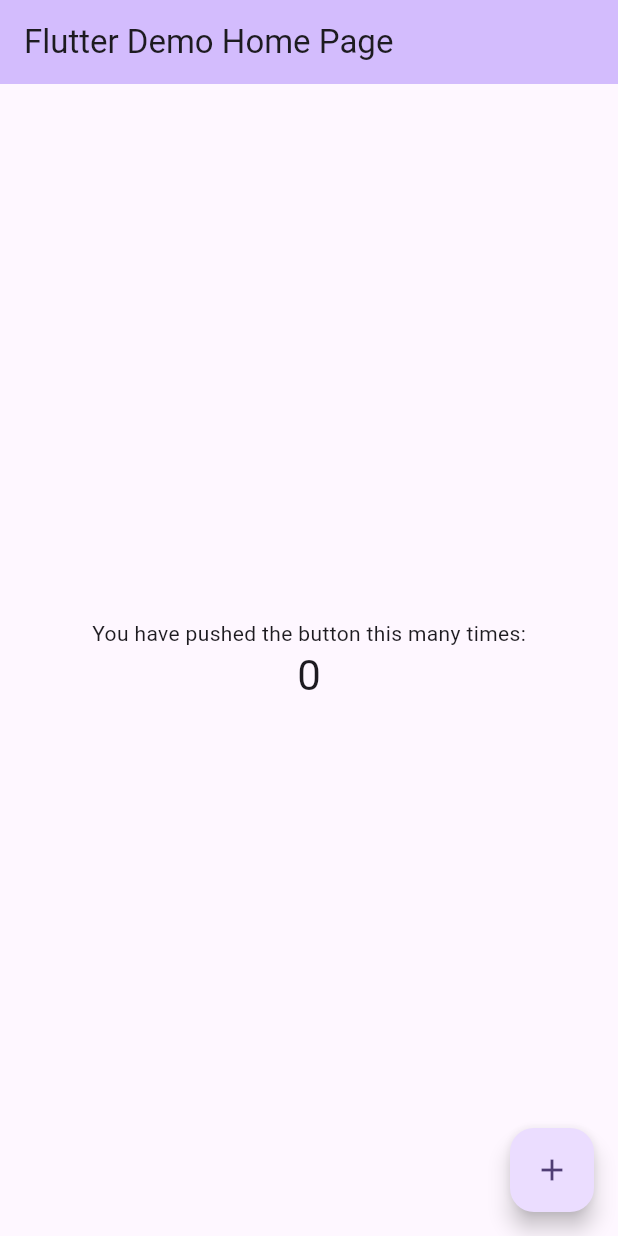
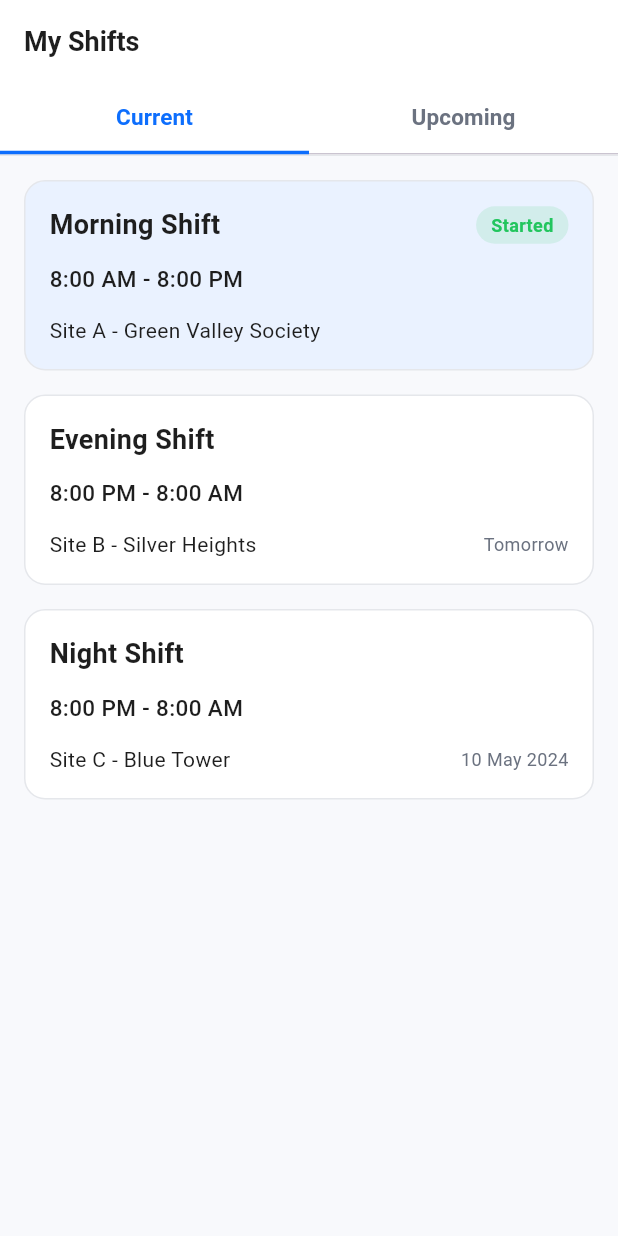
Before and after one commit to prashantmanegeobull/security_management, a Flutter app: the screen it shows after launch, on a phone screen of 412 x 824 dp. Run offline on Flutter 3.47's test engine with Material 3 defaults, Android fonts, the phone set to English and light mode, and no system bars; our stand-ins replace get.

Commit message:
date time dependency added

```diff
--- a/lib/core/constants/shift_strings.dart
+++ b/lib/core/constants/shift_strings.dart
@@ -0,0 +1,11 @@
+
+class ShiftStrings
+{
+  String pageName = "My Shifts";
+
+  String tab1 = "Current";
+  String tab2 = "Upcoming";
+
+
+
+}
--- a/lib/core/model/shift_model.dart
+++ b/lib/core/model/shift_model.dart
@@ -0,0 +1,28 @@
+class ShiftModel {
+  final String shiftName;
+  final String startTime;
+  final String endTime;
+  final String siteName;
+  final String status;
+  final bool showBadge;
+
+  ShiftModel({
+    required this.shiftName,
+    required this.startTime,
+    required this.endTime,
+    required this.siteName,
+    required this.status,
+    required this.showBadge,
+  });
+
+  factory ShiftModel.fromJson(Map<String, dynamic> json) {
+    return ShiftModel(
+      shiftName: json['shift_name'] ?? '',
+      startTime: json['start_time'] ?? '',
+      endTime: json['end_time'] ?? '',
+      siteName: json['site_name'] ?? '',
+      status: json['status'] ?? '',
+      showBadge: json['show_badge'] ?? false,
+    );
+  }
+}
--- a/lib/core/theme/app_colors.dart
+++ b/lib/core/theme/app_colors.dart
@@ -11,6 +11,13 @@ class AppColors {
   // Backgrounds
   static const Color scaffoldBg = Color(0xFFF8F9FC);
   static const Color cardBg = Color(0xFFFFFFFF);
+
+  // Shift Module
+  static const Color startedBg =
+  Color(0xFFE8F9EF);
+
+  static const Color startedText =
+  Color(0xFF22C55E);
 
   // Text Colors
   static const Color textPrimary = Color(0xFF1E1E1E);
--- a/lib/features/shift/controller/shift_controller.dart
+++ b/lib/features/shift/controller/shift_controller.dart
@@ -0,0 +1,43 @@
+import 'package:get/get.dart';
+
+import '../../../core/model/shift_model.dart';
+import '../service/shift_service.dart';
+
+
+class ShiftController extends GetxController {
+  final service = ShiftService();
+
+  RxBool isLoading = false.obs;
+
+  RxList<ShiftModel> currentShifts =
+      <ShiftModel>[].obs;
+
+  RxList<ShiftModel> upcomingShifts =
+      <ShiftModel>[].obs;
+
+  @override
+  void onInit() {
+    super.onInit();
+    print("Controller Initialized");
+    getShifts();
+
+  }
+
+  Future<void> getShifts() async {
+    isLoading.value = true;
+
+    try {
+      final response = await service.getShifts();
+
+      currentShifts.assignAll(
+        response["current"] ?? [],
+      );
+
+      upcomingShifts.assignAll(
+        response["upcoming"] ?? [],
+      );
+    } finally {
+      isLoading.value = false;
+    }
+  }
+}
--- /dev/null
+++ b/lib/features/shift/screen/shift_screen.dart
@@ -0,0 +1,127 @@
+import 'package:flutter/material.dart';
+import 'package:get/get.dart';
+import 'package:security_management/features/shift/screen/shift_details_screen.dart';
+
+import '../../../core/theme/app_colors.dart';
+import '../../../core/theme/app_text_style.dart';
+import '../controller/shift_controller.dart';
+import '../widget/shift_card.dart';
+
+class ShiftScreen extends StatelessWidget {
+  ShiftScreen({super.key});
+
+  final controller =
+  Get.find<ShiftController>();
+
+  @override
+  Widget build(BuildContext context) {
+    return DefaultTabController(
+      length: 2,
+      child: Scaffold(
+        backgroundColor:
+        AppColors.scaffoldBg,
+        appBar: AppBar(
+          backgroundColor:
+          AppColors.white,
+          elevation: 0,
+          scrolledUnderElevation: 0,
+
+          title: Text(
+            "My Shifts",
+            style:
+            AppTextStyles.title,
+          ),
+
+          bottom: PreferredSize(
+            preferredSize:
+            const Size.fromHeight(48),
+            child: Column(
+              children: [
+                const TabBar(
+                  labelColor:
+                  AppColors.primary,
+                  unselectedLabelColor:
+                  AppColors.textSecondary,
+                  indicatorColor:
+                  AppColors.primary,
+                  indicatorWeight: 2.5,
+                  indicatorSize:
+                  TabBarIndicatorSize.tab,
+                  labelStyle: TextStyle(
+                    fontWeight:
+                    FontWeight.w600,
+                    fontSize: 15,
+                  ),
+                  tabs: [
+                    Tab(
+                      text: "Current",
+                    ),
+                    Tab(
+                      text: "Upcoming",
+                    ),
+                  ],
+                ),
+
+                Container(
+                  height: 1,
+                  color:
+                  AppColors.border,
+                ),
+              ],
+            ),
+          ),
+        ),
+        body: Obx(() {
+          if (controller
+              .isLoading.value) {
+            return const Center(
+              child:
+              CircularProgressIndicator(),
+            );
+          }
+
+          return TabBarView(
+            children: [
+              ListView.separated(
+                padding:
+                const EdgeInsets.all(
+                    16),
+                itemCount: controller
+                    .currentShifts.length,
+                separatorBuilder:
+                    (_, __) =>
+                const SizedBox(
+                  height: 16,
+                ),
+                itemBuilder:
+                    (context, index) {
+                  return InkWell(
+                    borderRadius:
+                    BorderRadius
+                        .circular(
+                      14,
+                    ),
+                    onTap: () {
+                      Get.to(()=>ShiftDetailScreen(shift: controller.currentShifts[index],));
+                    },
+                    child: ShiftCard(
+                      shift: controller
+                          .currentShifts[
+                      index],
+                    ),
+                  );
+                },
+              ),
+
+              const Center(
+                child: Text(
+                  "No Upcoming Shifts",
+                ),
+              ),
+            ],
+          );
+        }),
+      ),
+    );
+  }
+}
--- /dev/null
+++ b/lib/features/shift/service/shift_service.dart
@@ -0,0 +1,40 @@
+
+import '../../../core/model/shift_model.dart';
+
+class ShiftService {
+  Future<Map<String, List<ShiftModel>>> getShifts() async {
+    await Future.delayed(const Duration(seconds: 2));
+
+    return {
+      "current": [
+        ShiftModel(
+          shiftName: "Morning Shift",
+          startTime: "8:00 AM",
+          endTime: "8:00 PM",
+          siteName: "Site A - Green Valley Society",
+          status: "Started",
+          showBadge: true,
+        ),
+        ShiftModel(
+          shiftName: "Evening Shift",
+          startTime: "8:00 PM",
+          endTime: "8:00 AM",
+          siteName: "Site B - Silver Heights",
+          status: "Tomorrow",
+          showBadge: false,
+        ),
+        ShiftModel(
+          shiftName: "Night Shift",
+          startTime: "8:00 PM",
+          endTime: "8:00 AM",
+          siteName: "Site C - Blue Tower",
+          status: "10 May 2024",
+          showBadge: false,
+        ),
+      ],
+      "upcoming": [
+
+      ],
+    };
+  }
+}
--- /dev/null
+++ b/lib/features/shift/widget/shift_card.dart
@@ -0,0 +1,109 @@
+import 'package:flutter/material.dart';
+import '../../../core/theme/app_colors.dart';
+import '../../../core/theme/app_text_style.dart';
+import '../../../core/model/shift_model.dart';
+
+class ShiftCard extends StatelessWidget {
+  final ShiftModel shift;
+
+  const ShiftCard({
+    super.key,
+    required this.shift,
+  });
+
+  @override
+  Widget build(BuildContext context) {
+    final bool isCurrent = shift.showBadge;
+
+    return Container(
+      padding: const EdgeInsets.all(16),
+      decoration: BoxDecoration(
+        color: isCurrent
+            ? AppColors.primaryLight
+            : AppColors.white,
+        borderRadius: BorderRadius.circular(14),
+        border: Border.all(
+          color: AppColors.border,
+        ),
+      ),
+      child: Column(
+        crossAxisAlignment:
+        CrossAxisAlignment.start,
+        children: [
+          Row(
+            mainAxisAlignment:
+            MainAxisAlignment.spaceBetween,
+            children: [
+              Text(
+                shift.shiftName,
+                style:
+                AppTextStyles.title.copyWith(
+                  fontWeight:
+                  FontWeight.w700,
+                ),
+              ),
+
+              if (shift.showBadge)
+                Container(
+                  padding:
+                  const EdgeInsets.symmetric(
+                    horizontal: 10,
+                    vertical: 4,
+                  ),
+                  decoration:
+                  BoxDecoration(
+                    color: AppColors.success
+                        .withOpacity(0.12),
+                    borderRadius:
+                    BorderRadius.circular(
+                      20,
+                    ),
+                  ),
+                  child: Text(
+                    shift.status,
+                    style:
+                    AppTextStyles.caption
+                        .copyWith(
+                      color:
+                      AppColors.success,
+                      fontWeight:
+                      FontWeight.w600,
+                    ),
+                  ),
+                ),
+            ],
+          ),
+
+          const SizedBox(height: 12),
+
+          Text(
+            "${shift.startTime} - ${shift.endTime}",
+            style:
+            AppTextStyles.bodyMedium,
+          ),
+
+          const SizedBox(height: 14),
+
+          Row(
+            children: [
+              Expanded(
+                child: Text(
+                  shift.siteName,
+                  style:
+                  AppTextStyles.body,
+                ),
+              ),
+
+              if (!shift.showBadge)
+                Text(
+                  shift.status,
+                  style:
+                  AppTextStyles.caption,
+                ),
+            ],
+          ),
+        ],
+      ),
+    );
+  }
+}
--- a/lib/main.dart
+++ b/lib/main.dart
@@ -1,5 +1,8 @@
 import 'package:flutter/material.dart';
+import 'package:get/get.dart';
 
+import 'core/bindings/shift_binding.dart';
+import 'features/shift/screen/shift_screen.dart';
 void main() {
   runApp(const MyApp());
 }
@@ -10,113 +13,110 @@ class MyApp extends StatelessWidget {
   // This widget is the root of your application.
   @override
   Widget build(BuildContext context) {
-    return MaterialApp(
-      title: 'Flutter Demo',
+    return GetMaterialApp(
+      debugShowCheckedModeBanner: false,
+
+      title: 'Shift Management',
+
+      initialRoute: '/shift',
+
+      getPages: [
+        GetPage(
+          name: '/shift',
+          page: () =>  ShiftScreen(),
+          binding: ShiftBinding(),
+        ),
+      ],
+
       theme: ThemeData(
-        // This is the theme of your application.
-        //
-        // TRY THIS: Try running your application with "flutter run". You'll see
-        // the application has a purple toolbar. Then, without quitting the app,
-        // try changing the seedColor in the colorScheme below to Colors.green
-        // and then invoke "hot reload" (save your changes or press the "hot
-        // reload" button in a Flutter-supported IDE, or press "r" if you used
-        // the command line to start the app).
-        //
-        // Notice that the counter didn't reset back to zero; the application
-        // state is not lost during the reload. To reset the state, use hot
-        // restart instead.
-        //
-        // This works for code too, not just values: Most code changes can be
-        // tested with just a hot reload.
-        colorScheme: .fromSeed(seedColor: Colors.deepPurple),
+        useMaterial3: true,
       ),
-      home: const MyHomePage(title: 'Flutter Demo Home Page'),
     );
   }
 }
 
-class MyHomePage extends StatefulWidget {
-  const MyHomePage({super.key, required this.title});
-
-  // This widget is the home page of your application. It is stateful, meaning
-  // that it has a State object (defined below) that contains fields that affect
-  // how it looks.
-
-  // This class is the configuration for the state. It holds the values (in this
-  // case the title) provided by the parent (in this case the App widget) and
-  // used by the build method of the State. Fields in a Widget subclass are
-  // always marked "final".
-
-  final String title;
-
-  @override
-  State<MyHomePage> createState() => _MyHomePageState();
-}
-
-class _MyHomePageState extends State<MyHomePage> {
-  int _counter = 0;
-
-  void _incrementCounter() {
-    setState(() {
-      // This call to setState tells the Flutter framework that something has
-      // changed in this State, which causes it to rerun the build method below
-      // so that the display can reflect the updated values. If we changed
-      // _counter without calling setState(), then the build method would not be
-      // called again, and so nothing would appear to happen.
-      _counter++;
-    });
-  }
-
-  @override
-  Widget build(BuildContext context) {
-    // This method is rerun every time setState is called, for instance as done
-    // by the _incrementCounter method above.
-    //
-    // The Flutter framework has been optimized to make rerunning build methods
-    // fast, so that you can just rebuild anything that needs updating rather
-    // than having to individually change instances of widgets.
-    return Scaffold(
-      appBar: AppBar(
-        // TRY THIS: Try changing the color here to a specific color (to
-        // Colors.amber, perhaps?) and trigger a hot reload to see the AppBar
-        // change color while the other colors stay the same.
-        backgroundColor: Theme.of(context).colorScheme.inversePrimary,
-        // Here we take the value from the MyHomePage object that was created by
-        // the App.build method, and use it to set our appbar title.
-        title: Text(widget.title),
-      ),
-      body: Center(
-        // Center is a layout widget. It takes a single child and positions it
-        // in the middle of the parent.
-        child: Column(
-          // Column is also a layout widget. It takes a list of children and
-          // arranges them vertically. By default, it sizes itself to fit its
-          // children horizontally, and tries to be as tall as its parent.
-          //
-          // Column has various properties to control how it sizes itself and
-          // how it positions its children. Here we use mainAxisAlignment to
-          // center the children vertically; the main axis here is the vertical
-          // axis because Columns are vertical (the cross axis would be
-          // horizontal).
-          //
-          // TRY THIS: Invoke "debug painting" (choose the "Toggle Debug Paint"
-          // action in the IDE, or press "p" in the console), to see the
-          // wireframe for each widget.
-          mainAxisAlignment: .center,
-          children: [
-            const Text('You have pushed the button this many times:'),
-            Text(
-              '$_counter',
-              style: Theme.of(context).textTheme.headlineMedium,
-            ),
-          ],
-        ),
-      ),
-      floatingActionButton: FloatingActionButton(
-        onPressed: _incrementCounter,
-        tooltip: 'Increment',
-        child: const Icon(Icons.add),
-      ),
-    );
-  }
-}
+// class MyHomePage extends StatefulWidget {
+//   const MyHomePage({super.key, required this.title});
+//
+//   // This widget is the home page of your application. It is stateful, meaning
+//   // that it has a State object (defined below) that contains fields that affect
+//   // how it looks.
+//
+//   // This class is the configuration for the state. It holds the values (in this
+//   // case the title) provided by the parent (in this case the App widget) and
+//   // used by the build method of the State. Fields in a Widget subclass are
+//   // always marked "final".
+//
+//   final String title;
+//
+//   @override
+//   State<MyHomePage> createState() => _MyHomePageState();
+// }
+//
+// class _MyHomePageState extends State<MyHomePage> {
+//   int _counter = 0;
+//
+//   void _incrementCounter() {
+//     setState(() {
+//       // This call to setState tells the Flutter framework that something has
+//       // changed in this State, which causes it to rerun the build method below
+//       // so that the display can reflect the updated values. If we changed
+//       // _counter without calling setState(), then the build method would not be
+//       // called again, and so nothing would appear to happen.
+//       _counter++;
+//     });
+//   }
+//
+//   @override
+//   Widget build(BuildContext context) {
+//     // This method is rerun every time setState is called, for instance as done
+//     // by the _incrementCounter method above.
+//     //
+//     // The Flutter framework has been optimized to make rerunning build methods
+//     // fast, so that you can just rebuild anything that needs updating rather
+//     // than having to individually change instances of widgets.
+//     return Scaffold(
+//       appBar: AppBar(
+//         // TRY THIS: Try changing the color here to a specific color (to
+//         // Colors.amber, perhaps?) and trigger a hot reload to see the AppBar
+//         // change color while the other colors stay the same.
+//         backgroundColor: Theme.of(context).colorScheme.inversePrimary,
+//         // Here we take the value from the MyHomePage object that was created by
+//         // the App.build method, and use it to set our appbar title.
+//         title: Text(widget.title),
+//       ),
+//       body: Center(
+//         // Center is a layout widget. It takes a single child and positions it
+//         // in the middle of the parent.
+//         child: Column(
+//           // Column is also a layout widget. It takes a list of children and
+//           // arranges them vertically. By default, it sizes itself to fit its
+//           // children horizontally, and tries to be as tall as its parent.
+//           //
+//           // Column has various properties to control how it sizes itself and
+//           // how it positions its children. Here we use mainAxisAlignment to
+//           // center the children vertically; the main axis here is the vertical
+//           // axis because Columns are vertical (the cross axis would be
+//           // horizontal).
+//           //
+//           // TRY THIS: Invoke "debug painting" (choose the "Toggle Debug Paint"
+//           // action in the IDE, or press "p" in the console), to see the
+//           // wireframe for each widget.
+//           mainAxisAlignment: .center,
+//           children: [
+//             const Text('You have pushed the button this many times:'),
+//             Text(
+//               '$_counter',
+//               style: Theme.of(context).textTheme.headlineMedium,
+//             ),
+//           ],
+//         ),
+//       ),
+//       floatingActionButton: FloatingActionButton(
+//         onPressed: _incrementCounter,
+//         tooltip: 'Increment',
+//         child: const Icon(Icons.add),
+//       ),
+//     );
+//   }
+// }
--- a/pubspec.yaml
+++ b/pubspec.yaml
@@ -35,6 +35,7 @@ dependencies:
   # Use with the CupertinoIcons class for iOS style icons.
   cupertino_icons: ^1.0.8
   get: ^4.6.6
+  intl: ^0.20.2
 
 dev_dependencies:
   flutter_test:
```
Also changed, not shown: lib/core/bindings/shift_binding.dart (+13 -0 lines), lib/features/shift/screen/shift_details_screen.dart (added, +143 -0 lines), pubspec.lock.
